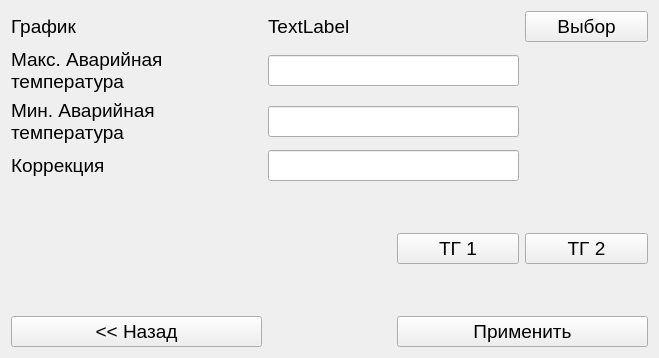
ciberslavik/climacore, file QtClient/QtClimaClient/Frames/TemperatureConfigFrame.ui: the form before one commit.
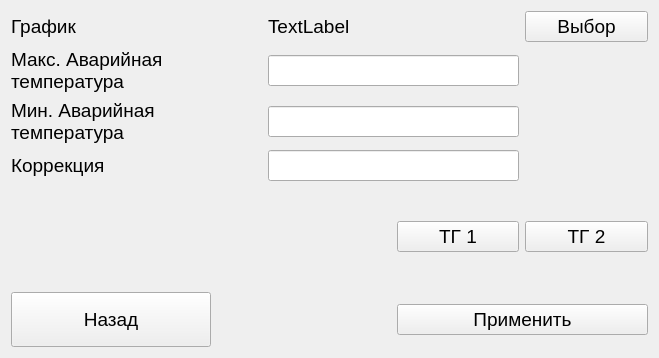
The form after the commit. Icons and pictures are not drawn. Custom widgets are drawn as their Qt base class.

```diff
--- a/QtClient/QtClimaClient/Frames/TemperatureConfigFrame.ui
+++ b/QtClient/QtClimaClient/Frames/TemperatureConfigFrame.ui
@@ -58,8 +58,30 @@
    </item>
    <item row="7" column="0" colspan="2">
     <widget class="QPushButton" name="btnReturn">
+     <property name="minimumSize">
+      <size>
+       <width>200</width>
+       <height>55</height>
+      </size>
+     </property>
+     <property name="maximumSize">
+      <size>
+       <width>200</width>
+       <height>55</height>
+      </size>
+     </property>
      <property name="text">
-      <string>&lt;&lt; Назад</string>
+      <string>Назад</string>
+     </property>
+     <property name="icon">
+      <iconset resource="../Resources.qrc">
+       <normaloff>:/Images/return.png</normaloff>:/Images/return.png</iconset>
+     </property>
+     <property name="iconSize">
+      <size>
+       <width>42</width>
+       <height>42</height>
+      </size>
      </property>
     </widget>
    </item>
```
Left out of the diff: 4 changed lines with no effect on the pictures.
